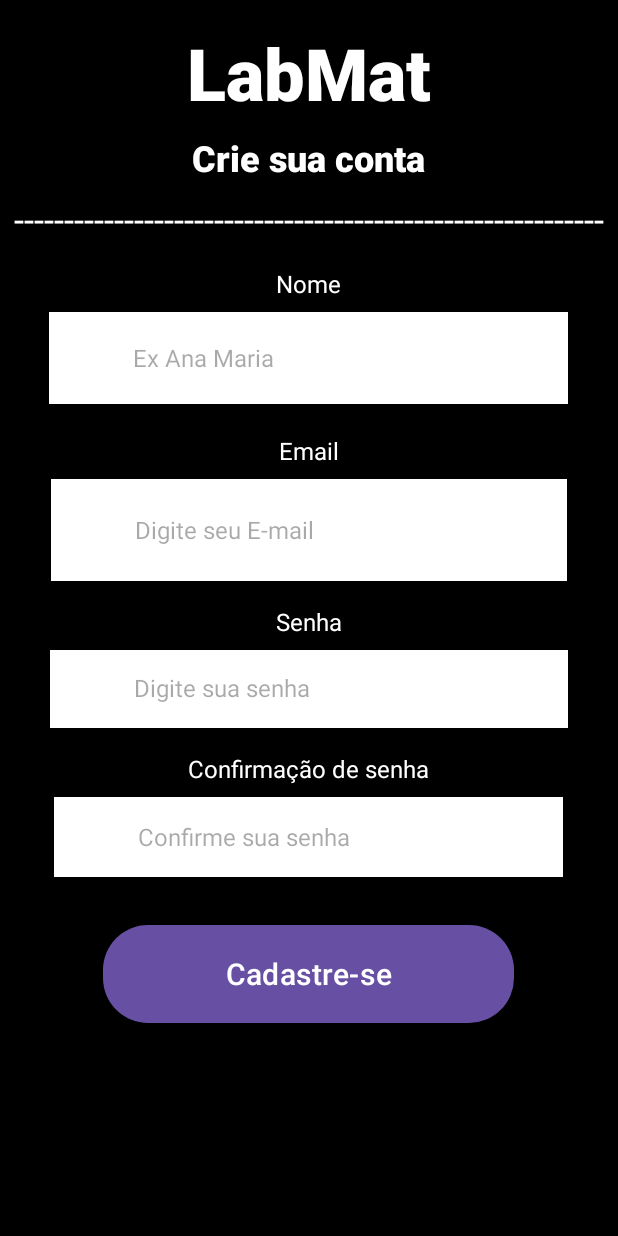
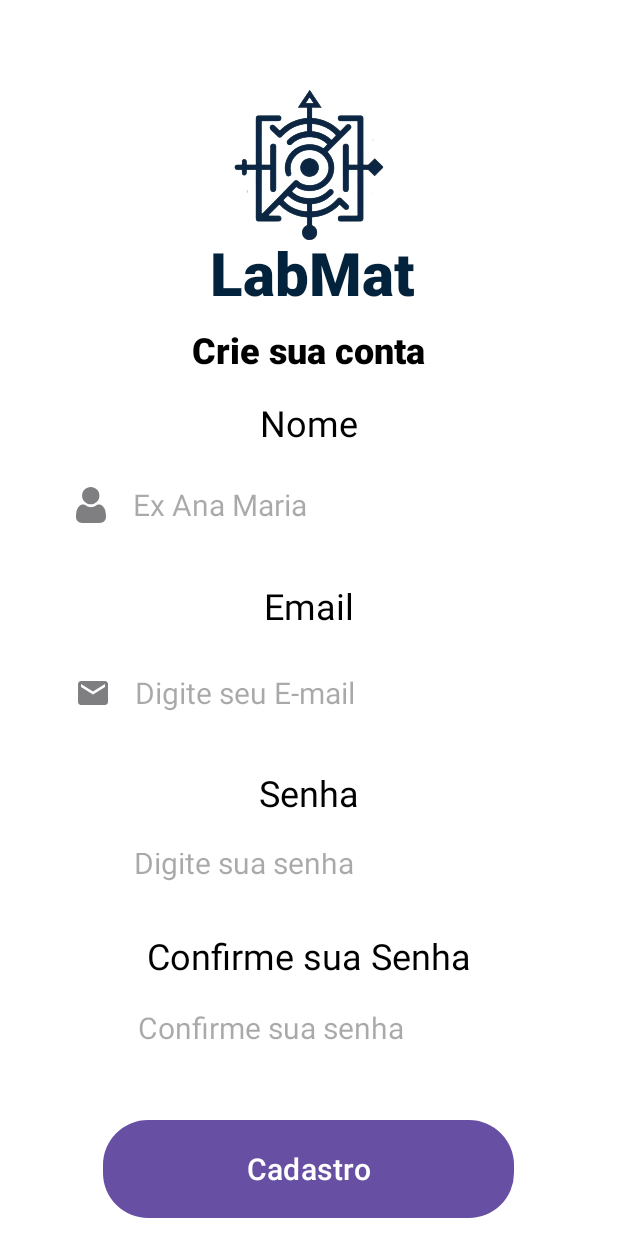
Before and after one commit to vRodrigues22/LabMatApp, an Android app: the CadastroActivity screen opened directly, with no data from a screen before it, on a phone screen of 412 x 824 dp. Run offline under Robolectric (Android 15) with nearby library versions, the phone set to English and light mode, and no system bars; our stand-ins replace Firebase (no records; nobody signed in at launch, a user with empty details on screens opened directly).

Commit message:
Atualização3.

```diff
--- a/app/src/main/java/com/example/ipet/activities/CadastroActivity.java
+++ b/app/src/main/java/com/example/ipet/activities/CadastroActivity.java
@@ -6,10 +6,8 @@ import android.view.View;
 import android.widget.Button;
 import android.widget.EditText;
 import android.widget.Toast;
-
 import androidx.annotation.NonNull;
 import androidx.appcompat.app.AppCompatActivity;
-
 import com.example.ipet.R;
 import com.google.android.gms.tasks.OnCompleteListener;
 import com.google.android.gms.tasks.Task;
--- a/app/src/main/res/layout/activity_cadastro.xml
+++ b/app/src/main/res/layout/activity_cadastro.xml
@@ -7,7 +7,7 @@
     android:layout_height="match_parent"
     android:fillViewport="true"
     android:gravity="center_vertical"
-    android:background= "@color/black">
+    android:background= "@color/white">
 
 <LinearLayout
     android:layout_width="match_parent"
@@ -16,15 +16,25 @@
     android:layout_gravity="center_vertical|center_horizontal"
     tools:context=".activities.CadastroActivity">
 
+    <ImageView
+        android:id="@+id/imageView7"
+        android:layout_width="match_parent"
+        android:layout_height="200dp"
+        android:layout_gravity="center"
+        android:layout_marginTop="10dp"
+        android:visibility="visible"
+        app:srcCompat="@drawable/labmatttt" />
+
     <TextView
-        android:layout_width="wrap_content"
+        android:id="@+id/textView3"
+        android:layout_width="match_parent"
         android:layout_height="wrap_content"
-        android:layout_gravity="center_horizontal"
-        android:layout_marginTop="16dp"
+        android:layout_gravity="center"
+        android:layout_marginTop="-55dp"
         android:fontFamily="sans-serif-black"
-        android:textColor="@color/white"
-        android:text="LabMat"
-        android:textSize="48sp" />
+        android:text="              LabMat"
+        android:textColor="#03233C"
+        android:textSize="40sp" />
 
     <TextView
         android:layout_width="wrap_content"
@@ -32,19 +42,10 @@
         android:layout_gravity="center_horizontal"
         android:layout_marginTop="8dp"
         android:fontFamily="sans-serif-black"
-        android:textColor="@color/white"
+        android:textColor="@color/black"
         android:text="Crie sua conta"
         android:textSize="24sp" />
 
-
-    <TextView
-        android:layout_width="wrap_content"
-        android:layout_height="wrap_content"
-        android:layout_gravity="center_horizontal"
-        android:textColor="@color/white"
-        android:layout_marginTop="8dp"
-        android:text="-----------------------------------------------------------"
-        android:textSize="24sp" />
 
     <TextView
         android:id="@+id/textView9"
@@ -53,8 +54,8 @@
         android:layout_gravity="center_horizontal"
         android:layout_marginTop="16dp"
         android:text="Nome"
-        android:textColor="@color/white"
-        android:textSize="16sp" />
+        android:textColor="@color/black"
+        android:textSize="24sp" />
 
     <EditText
         android:id="@+id/edt_nome"
@@ -62,23 +63,23 @@
         android:layout_height="61dp"
         android:layout_gravity="center_horizontal"
         android:layout_marginTop="8dp"
-        android:background="@color/white"
-        android:drawableStart="@drawable/ic_user_on"
+        android:background="#FFFFFF"
+        android:drawableStart="@drawable/ic_perfil_on"
         android:drawablePadding="16dp"
         android:hint="Ex Ana Maria"
         android:inputType="text"
         android:padding="16dp"
-        android:textSize="16sp" />
+        android:textSize="20sp" />
 
     <TextView
         android:id="@+id/textView17"
         android:layout_width="wrap_content"
         android:layout_height="wrap_content"
         android:layout_gravity="center_horizontal"
-        android:textColor="@color/white"
         android:layout_marginTop="20dp"
         android:text="Email"
-        android:textSize="16sp" />
+        android:textColor="@color/black"
+        android:textSize="24sp" />
 
     <EditText
         android:id="@+id/edt_email"
@@ -86,23 +87,23 @@
         android:layout_height="68dp"
         android:layout_gravity="center_horizontal"
         android:layout_marginTop="8dp"
-        android:drawableStart="@drawable/ic_email_red"
-        android:background= "@color/white"
+        android:background="@color/white"
+        android:drawableStart="@drawable/ic_email"
         android:drawablePadding="16dp"
         android:hint="Digite seu E-mail"
         android:inputType="textEmailAddress"
         android:padding="16dp"
-        android:textSize="16sp" />
+        android:textSize="20sp" />
 
     <TextView
         android:id="@+id/textView10"
         android:layout_width="wrap_content"
         android:layout_height="wrap_content"
         android:layout_gravity="center_horizontal"
-        android:textColor="@color/white"
         android:layout_marginTop="16dp"
         android:text="Senha"
-        android:textSize="16sp" />
+        android:textColor="@color/black"
+        android:textSize="24sp" />
 
     <EditText
         android:id="@+id/edt_senha"
@@ -110,36 +111,37 @@
         android:layout_height="52dp"
         android:layout_gravity="center_horizontal"
         android:layout_marginTop="8dp"
-        android:drawableStart="@drawable/ic_password"
-        android:background= "@color/white"
+        android:background="@color/white"
+        android:drawableStart="@drawable/ic_email_red"
         android:drawablePadding="16dp"
         android:hint="Digite sua senha"
         android:inputType="textPassword"
         android:padding="16dp"
-        android:textSize="16sp" />
+        android:textSize="20sp" />
 
     <TextView
         android:id="@+id/textView11"
         android:layout_width="wrap_content"
         android:layout_height="wrap_content"
         android:layout_gravity="center_horizontal"
-        android:textColor="@color/white"
         android:layout_marginTop="16dp"
-        android:text="Confirmação de senha"
-        android:textSize="16sp" />
+        android:text="Confirme sua Senha"
+        android:textColor="@color/black"
+        android:textSize="24sp" />
+
     <EditText
         android:id="@+id/edt_senhaconfirme"
         android:layout_width="339dp"
         android:layout_height="53dp"
         android:layout_gravity="center_horizontal"
         android:layout_marginTop="8dp"
-        android:background= "@color/white"
+        android:background="#FFFFFF"
         android:drawableStart="@drawable/ic_password"
         android:drawablePadding="16dp"
         android:hint="Confirme sua senha"
         android:inputType="textPassword"
         android:padding="16dp"
-        android:textSize="16sp" />
+        android:textSize="20sp" />
 
     <Button
         android:id="@+id/cadastroButtoncliente"
@@ -147,7 +149,6 @@
         android:layout_height="65dp"
         android:layout_gravity="center_horizontal"
         android:layout_marginTop="32dp"
-
         android:background="@drawable/round_button"
         android:backgroundTint="#0934BD"
         android:fontFamily="sans-serif-medium"
@@ -157,12 +158,11 @@
         android:paddingEnd="24dp"
         android:paddingBottom="12dp"
         android:radius="90px"
-        android:text="Cadastre-se"
+        android:text="Cadastro"
         android:textAlignment="center"
         android:textAllCaps="false"
         android:textColor="@color/white"
         android:textColorHighlight="#7AD9E4"
-
         android:textColorLink="#F0F0F0"
         android:textSize="20sp" />
 </LinearLayout>
--- a/build.gradle
+++ b/build.gradle
@@ -4,8 +4,8 @@ buildscript {
     }
 }
 plugins {
-    id 'com.android.application' version '8.0.2' apply false
-    id 'com.android.library' version '8.0.2' apply false
+    id 'com.android.application' version '8.6.0' apply false
+    id 'com.android.library' version '8.6.0' apply false
     id 'com.google.gms.google-services' version '4.3.15' apply false
 }
 task clean (type: Delete) {
```
Also changed, not shown: app/src/main/AndroidManifest.xml (+15 -31 lines), app/src/main/java/com/example/ipet/activities/ClientesActivity.java (+20 -3 lines), app/src/main/java/com/example/ipet/activities/MainActivity.java (+0 -7 lines), app/src/main/java/com/example/ipet/activities/entrada_activity.java (added, +31 -0 lines), app/src/main/res/layout/activity_clientes.xml (+11 -14 lines), app/src/main/res/layout/activity_entrada.xml (added, +38 -0 lines), app/src/main/res/layout/activity_main.xml (+45 -6 lines), app/src/main/res/drawable/labmat111.jpg (added), app/src/main/res/drawable/planodefundo.jpg (added), gradle/wrapper/gradle-wrapper.properties.
